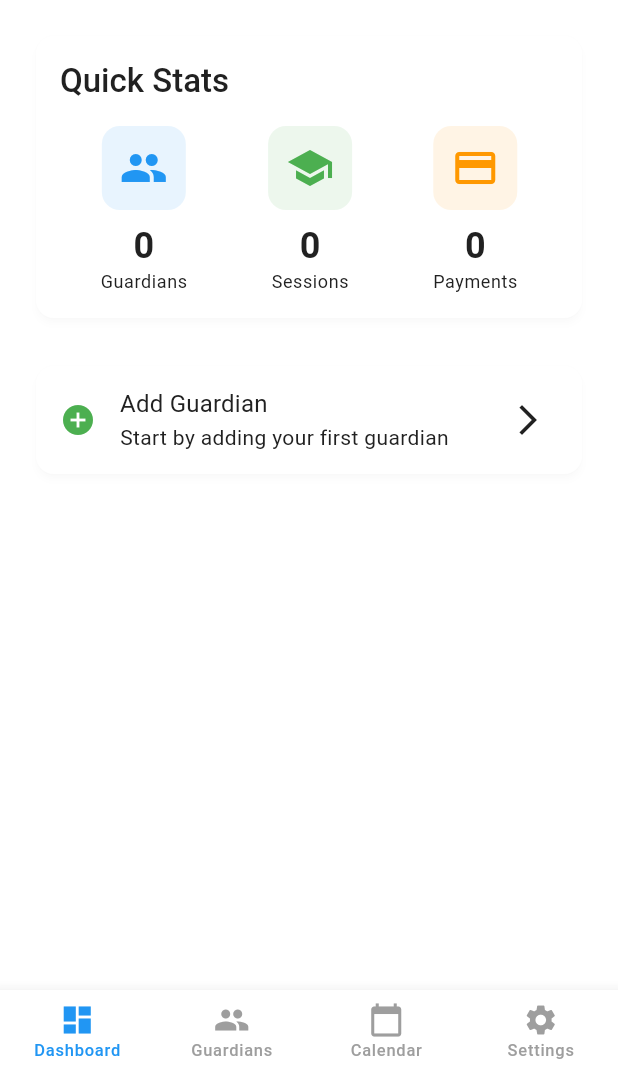
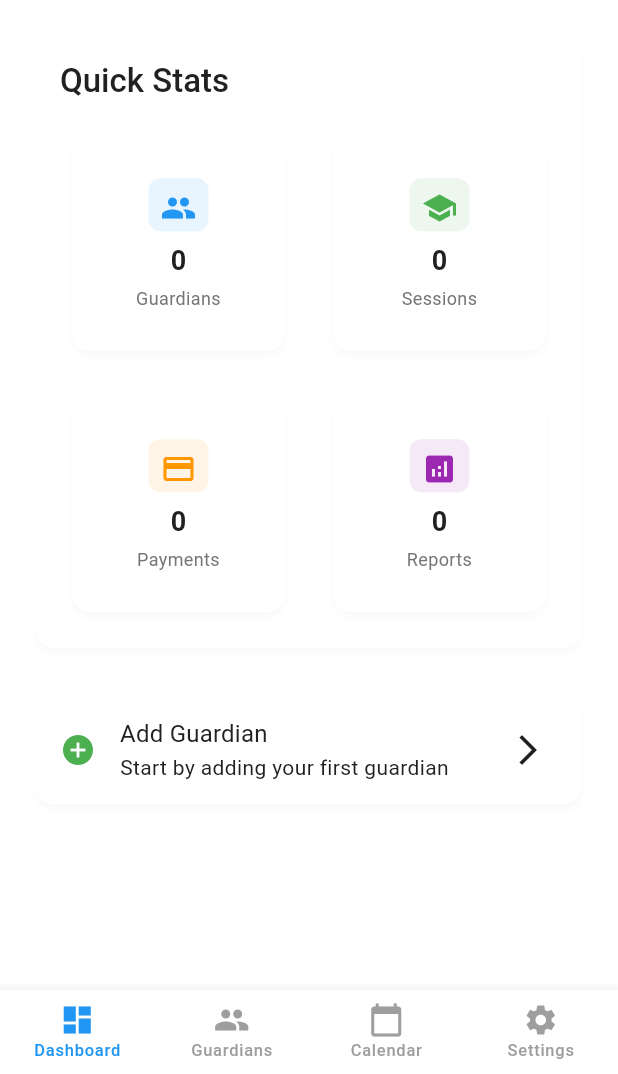
Before and after one commit to Clear20-22/tuition_helper_app, a Flutter app: the screen it shows after launch, on a phone screen of 412 x 824 dp, the part 162-1236 px from its top. Run offline on Flutter 3.47's test engine with Material 3 defaults, Android fonts, the phone set to English and light mode, and no system bars; our stand-ins replace connectivity_plus, equatable, file_picker, firebase_auth, firebase_core, firebase_messaging and 9 more; accounts and stored records are empty; Roboto replaces fonts that are missing (Poppins).

Commit message:
Change commit

```diff
--- /dev/null
+++ b/lib/core/utils/responsive_utils.dart
@@ -0,0 +1,79 @@
+import 'package:flutter/material.dart';
+
+class ResponsiveBreakpoints {
+  static const double mobile = 600;
+  static const double tablet = 1024;
+  static const double desktop = 1440;
+}
+
+class ResponsiveBuilder extends StatelessWidget {
+  final Widget Function(BuildContext context, BoxConstraints constraints)
+  mobile;
+  final Widget Function(BuildContext context, BoxConstraints constraints)?
+  tablet;
+  final Widget Function(BuildContext context, BoxConstraints constraints)?
+  desktop;
+
+  const ResponsiveBuilder({
+    super.key,
+    required this.mobile,
+    this.tablet,
+    this.desktop,
+  });
+
+  @override
+  Widget build(BuildContext context) {
+    return LayoutBuilder(
+      builder: (context, constraints) {
+        if (constraints.maxWidth >= ResponsiveBreakpoints.desktop) {
+          return desktop?.call(context, constraints) ??
+              tablet?.call(context, constraints) ??
+              mobile(context, constraints);
+        } else if (constraints.maxWidth >= ResponsiveBreakpoints.tablet) {
+          return tablet?.call(context, constraints) ??
+              mobile(context, constraints);
+        } else {
+          return mobile(context, constraints);
+        }
+      },
+    );
+  }
+}
+
+class ResponsiveHelper {
+  static bool isMobile(BuildContext context) =>
+      MediaQuery.of(context).size.width < ResponsiveBreakpoints.mobile;
+
+  static bool isTablet(BuildContext context) =>
+      MediaQuery.of(context).size.width >= ResponsiveBreakpoints.mobile &&
+      MediaQuery.of(context).size.width < ResponsiveBreakpoints.desktop;
+
+  static bool isDesktop(BuildContext context) =>
+      MediaQuery.of(context).size.width >= ResponsiveBreakpoints.desktop;
+
+  static double getColumns(BuildContext context) {
+    final width = MediaQuery.of(context).size.width;
+    if (width >= ResponsiveBreakpoints.desktop) return 4;
+    if (width >= ResponsiveBreakpoints.tablet) return 3;
+    return 2;
+  }
+
+  static EdgeInsets getScreenPadding(BuildContext context) {
+    final width = MediaQuery.of(context).size.width;
+    if (width >= ResponsiveBreakpoints.desktop) {
+      return const EdgeInsets.symmetric(horizontal: 32, vertical: 24);
+    } else if (width >= ResponsiveBreakpoints.tablet) {
+      return const EdgeInsets.symmetric(horizontal: 24, vertical: 20);
+    }
+    return const EdgeInsets.all(16);
+  }
+
+  static double getCardWidth(BuildContext context, {int columns = 1}) {
+    final screenWidth = MediaQuery.of(context).size.width;
+    final padding = getScreenPadding(context);
+    final availableWidth = screenWidth - padding.horizontal;
+    const spacing = 16.0;
+
+    return (availableWidth - (spacing * (columns - 1))) / columns;
+  }
+}
--- a/lib/screens/home/home_screen.dart
+++ b/lib/screens/home/home_screen.dart
@@ -3,6 +3,9 @@ import 'package:provider/provider.dart';
 import '../../providers/guardian_provider.dart';
 import '../../routes/app_routes.dart';
 import '../../core/constants/app_constants.dart';
+import '../../widgets/responsive_widgets.dart';
+import '../../widgets/responsive_scaffold.dart';
+import '../../core/utils/responsive_utils.dart';
 
 class HomeScreen extends StatefulWidget {
   const HomeScreen({super.key});
@@ -23,13 +26,8 @@ class _HomeScreenState extends State<HomeScreen> {
 
   @override
   Widget build(BuildContext context) {
-    return Scaffold(
-      appBar: AppBar(
-        title: const Text(AppConstants.appName),
-        elevation: 0,
-        backgroundColor: Theme.of(context).primaryColor,
-        foregroundColor: Colors.white,
-      ),
+    return ResponsiveScaffold(
+      title: AppConstants.appName,
       body: _screens[_selectedIndex],
       bottomNavigationBar: BottomNavigationBar(
         type: BottomNavigationBarType.fixed,
@@ -65,7 +63,7 @@ class DashboardTab extends StatelessWidget {
   @override
   Widget build(BuildContext context) {
     return SingleChildScrollView(
-      padding: const EdgeInsets.all(16),
+      padding: ResponsiveHelper.getScreenPadding(context),
       child: Column(
         crossAxisAlignment: CrossAxisAlignment.start,
         children: [
@@ -78,7 +76,7 @@ class DashboardTab extends StatelessWidget {
             builder: (context, guardianProvider, child) {
               return Card(
                 child: Padding(
-                  padding: const EdgeInsets.all(16),
+                  padding: ResponsiveHelper.getScreenPadding(context),
                   child: Column(
                     crossAxisAlignment: CrossAxisAlignment.start,
                     children: [
@@ -87,26 +85,44 @@ class DashboardTab extends StatelessWidget {
                         style: Theme.of(context).textTheme.titleLarge,
                       ),
                       const SizedBox(height: 16),
-                      Row(
-                        mainAxisAlignment: MainAxisAlignment.spaceAround,
+                      ResponsiveGrid(
+                        childAspectRatio: 1.0,
                         children: [
-                          _StatCard(
+                          ResponsiveStatsCard(
                             title: 'Guardians',
                             value: '${guardianProvider.guardiansCount}',
                             icon: Icons.people,
                             color: Colors.blue,
+                            onTap: () {
+                              // Navigate to guardians
+                            },
                           ),
-                          _StatCard(
+                          ResponsiveStatsCard(
                             title: 'Sessions',
                             value: '0',
                             icon: Icons.school,
                             color: Colors.green,
+                            onTap: () {
+                              // Navigate to sessions
+                            },
                           ),
-                          _StatCard(
+                          ResponsiveStatsCard(
                             title: 'Payments',
                             value: '0',
                             icon: Icons.payment,
                             color: Colors.orange,
+                            onTap: () {
+                              // Navigate to payments
+                            },
+                          ),
+                          ResponsiveStatsCard(
+                            title: 'Reports',
+                            value: '0',
+                            icon: Icons.analytics,
+                            color: Colors.purple,
+                            onTap: () {
+                              // Navigate to reports
+                            },
                           ),
                         ],
                       ),
@@ -130,44 +146,6 @@ class DashboardTab extends StatelessWidget {
           ),
         ],
       ),
-    );
-  }
-}
-
-class _StatCard extends StatelessWidget {
-  final String title;
-  final String value;
-  final IconData icon;
-  final Color color;
-
-  const _StatCard({
-    required this.title,
-    required this.value,
-    required this.icon,
-    required this.color,
-  });
-
-  @override
-  Widget build(BuildContext context) {
-    return Column(
-      children: [
-        Container(
-          padding: const EdgeInsets.all(12),
-          decoration: BoxDecoration(
-            color: color.withOpacity(0.1),
-            borderRadius: BorderRadius.circular(12),
-          ),
-          child: Icon(icon, size: 32, color: color),
-        ),
-        const SizedBox(height: 8),
-        Text(
-          value,
-          style: Theme.of(
-            context,
-          ).textTheme.headlineSmall?.copyWith(fontWeight: FontWeight.bold),
-        ),
-        Text(title, style: Theme.of(context).textTheme.bodySmall),
-      ],
     );
   }
 }
@@ -336,41 +314,37 @@ class SettingsTab extends StatelessWidget {
   @override
   Widget build(BuildContext context) {
     return ListView(
-      padding: const EdgeInsets.all(16),
+      padding: ResponsiveHelper.getScreenPadding(context),
       children: [
-        Card(
-          child: ListTile(
+        ResponsiveListTile(
+          title: 'Theme',
+          subtitle: 'Customize app appearance',
           leading: const Icon(Icons.palette),
-            title: const Text('Theme'),
-            subtitle: const Text('Customize app appearance'),
           trailing: const Icon(Icons.arrow_forward_ios),
           onTap: () {
             // Navigate to theme settings
           },
         ),
-        ),
-        Card(
-          child: ListTile(
+        const SizedBox(height: 8),
+        ResponsiveListTile(
+          title: 'Backup & Restore',
+          subtitle: 'Manage your data',
           leading: const Icon(Icons.backup),
-            title: const Text('Backup & Restore'),
-            subtitle: const Text('Manage your data'),
           trailing: const Icon(Icons.arrow_forward_ios),
           onTap: () {
             // Navigate to backup settings
           },
         ),
-        ),
-        Card(
-          child: ListTile(
+        const SizedBox(height: 8),
+        ResponsiveListTile(
+          title: 'About',
+          subtitle: 'Version ${AppConstants.appVersion}',
           leading: const Icon(Icons.info),
-            title: const Text('About'),
-            subtitle: Text('Version ${AppConstants.appVersion}'),
           trailing: const Icon(Icons.arrow_forward_ios),
           onTap: () {
             // Show about dialog
           },
         ),
-        ),
       ],
     );
   }
--- /dev/null
+++ b/lib/widgets/responsive_widgets.dart
@@ -0,0 +1,216 @@
+import 'package:flutter/material.dart';
+import '../core/utils/responsive_utils.dart';
+
+class ResponsiveStatsCard extends StatelessWidget {
+  final String title;
+  final String value;
+  final IconData icon;
+  final Color color;
+  final VoidCallback? onTap;
+
+  const ResponsiveStatsCard({
+    super.key,
+    required this.title,
+    required this.value,
+    required this.icon,
+    required this.color,
+    this.onTap,
+  });
+
+  @override
+  Widget build(BuildContext context) {
+    return ResponsiveBuilder(
+      mobile: (context, constraints) => _buildCard(context, constraints),
+      tablet: (context, constraints) => _buildCard(context, constraints),
+      desktop: (context, constraints) => _buildCard(context, constraints),
+    );
+  }
+
+  Widget _buildCard(BuildContext context, BoxConstraints constraints) {
+    final isLargeScreen = constraints.maxWidth >= ResponsiveBreakpoints.tablet;
+
+    return Card(
+      elevation: 2,
+      shape: RoundedRectangleBorder(borderRadius: BorderRadius.circular(12)),
+      child: InkWell(
+        onTap: onTap,
+        borderRadius: BorderRadius.circular(12),
+        child: Container(
+          width: double.infinity,
+          height: double.infinity,
+          padding: EdgeInsets.all(isLargeScreen ? 16 : 12),
+          child: Column(
+            mainAxisAlignment: MainAxisAlignment.center,
+            mainAxisSize: MainAxisSize.min,
+            children: [
+              Flexible(
+                child: Container(
+                  padding: EdgeInsets.all(isLargeScreen ? 12 : 8),
+                  decoration: BoxDecoration(
+                    color: color.withOpacity(0.1),
+                    borderRadius: BorderRadius.circular(isLargeScreen ? 12 : 8),
+                  ),
+                  child: Icon(
+                    icon,
+                    color: color,
+                    size: isLargeScreen ? 28 : 24,
+                  ),
+                ),
+              ),
+              SizedBox(height: isLargeScreen ? 12 : 8),
+              Flexible(
+                child: Text(
+                  value,
+                  style: Theme.of(context).textTheme.headlineSmall?.copyWith(
+                    fontWeight: FontWeight.bold,
+                    fontSize: isLargeScreen ? 20 : 18,
+                  ),
+                  textAlign: TextAlign.center,
+                  maxLines: 1,
+                  overflow: TextOverflow.ellipsis,
+                ),
+              ),
+              SizedBox(height: isLargeScreen ? 6 : 4),
+              Flexible(
+                child: Text(
+                  title,
+                  style: Theme.of(context).textTheme.bodyMedium?.copyWith(
+                    color: Colors.grey[600],
+                    fontSize: isLargeScreen ? 14 : 12,
+                  ),
+                  textAlign: TextAlign.center,
+                  maxLines: 2,
+                  overflow: TextOverflow.ellipsis,
+                ),
+              ),
+            ],
+          ),
+        ),
+      ),
+    );
+  }
+}
+
+class ResponsiveGrid extends StatelessWidget {
+  final List<Widget> children;
+  final double? childAspectRatio;
+  final double mainAxisSpacing;
+  final double crossAxisSpacing;
+
+  const ResponsiveGrid({
+    super.key,
+    required this.children,
+    this.childAspectRatio,
+    this.mainAxisSpacing = 16,
+    this.crossAxisSpacing = 16,
+  });
+
+  @override
+  Widget build(BuildContext context) {
+    return ResponsiveBuilder(
+      mobile: (context, constraints) => _buildGrid(context, 2),
+      tablet: (context, constraints) => _buildGrid(context, 3),
+      desktop: (context, constraints) => _buildGrid(context, 4),
+    );
+  }
+
+  Widget _buildGrid(BuildContext context, int crossAxisCount) {
+    // Adjust aspect ratio based on screen size to prevent overflow
+    double aspectRatio = childAspectRatio ?? 1.0;
+    if (crossAxisCount <= 2) {
+      aspectRatio = childAspectRatio ?? 1.1; // Mobile - more height
+    } else if (crossAxisCount == 3) {
+      aspectRatio = childAspectRatio ?? 1.05; // Tablet - slightly more height
+    } else {
+      aspectRatio = childAspectRatio ?? 1.0; // Desktop - square-ish
+    }
+
+    return GridView.count(
+      shrinkWrap: true,
+      physics: const NeverScrollableScrollPhysics(),
+      crossAxisCount: crossAxisCount,
+      childAspectRatio: aspectRatio,
+      mainAxisSpacing: mainAxisSpacing,
+      crossAxisSpacing: crossAxisSpacing,
+      children: children,
+    );
+  }
+}
+
+class ResponsiveListTile extends StatelessWidget {
+  final String title;
+  final String? subtitle;
+  final Widget? leading;
+  final Widget? trailing;
+  final VoidCallback? onTap;
+
+  const ResponsiveListTile({
+    super.key,
+    required this.title,
+    this.subtitle,
+    this.leading,
+    this.trailing,
+    this.onTap,
+  });
+
+  @override
+  Widget build(BuildContext context) {
+    return ResponsiveBuilder(
+      mobile: (context, constraints) => _buildMobileListTile(context),
+      tablet: (context, constraints) => _buildTabletListTile(context),
+      desktop: (context, constraints) => _buildDesktopListTile(context),
+    );
+  }
+
+  Widget _buildMobileListTile(BuildContext context) {
+    return ListTile(
+      title: Text(title),
+      subtitle: subtitle != null ? Text(subtitle!) : null,
+      leading: leading,
+      trailing: trailing,
+      onTap: onTap,
+    );
+  }
+
+  Widget _buildTabletListTile(BuildContext context) {
+    return Card(
+      margin: const EdgeInsets.symmetric(horizontal: 8, vertical: 4),
+      child: ListTile(
+        contentPadding: const EdgeInsets.symmetric(horizontal: 20, vertical: 8),
+        title: Text(title, style: Theme.of(context).textTheme.titleMedium),
+        subtitle: subtitle != null
+            ? Text(subtitle!, style: Theme.of(context).textTheme.bodyMedium)
+            : null,
+        leading: leading,
+        trailing: trailing,
+        onTap: onTap,
+      ),
+    );
+  }
+
+  Widget _buildDesktopListTile(BuildContext context) {
+    return Card(
+      margin: const EdgeInsets.symmetric(horizontal: 12, vertical: 6),
+      elevation: 1,
+      child: ListTile(
+        contentPadding: const EdgeInsets.symmetric(
+          horizontal: 24,
+          vertical: 12,
+        ),
+        title: Text(title, style: Theme.of(context).textTheme.titleLarge),
+        subtitle: subtitle != null
+            ? Padding(
+                padding: const EdgeInsets.only(top: 4),
+                child: Text(
+                  subtitle!,
+                  style: Theme.of(context).textTheme.bodyLarge,
+                ),
+              )
+            : null,
+        leading: leading,
+        trailing: trailing,
+        onTap: onTap,
+      ),
+    );
+  }
+}
```
Also changed, not shown: lib/widgets/responsive_scaffold.dart (added, +168 -0 lines), 1 other file. Lines whose indentation alone changed are shown as unchanged.
